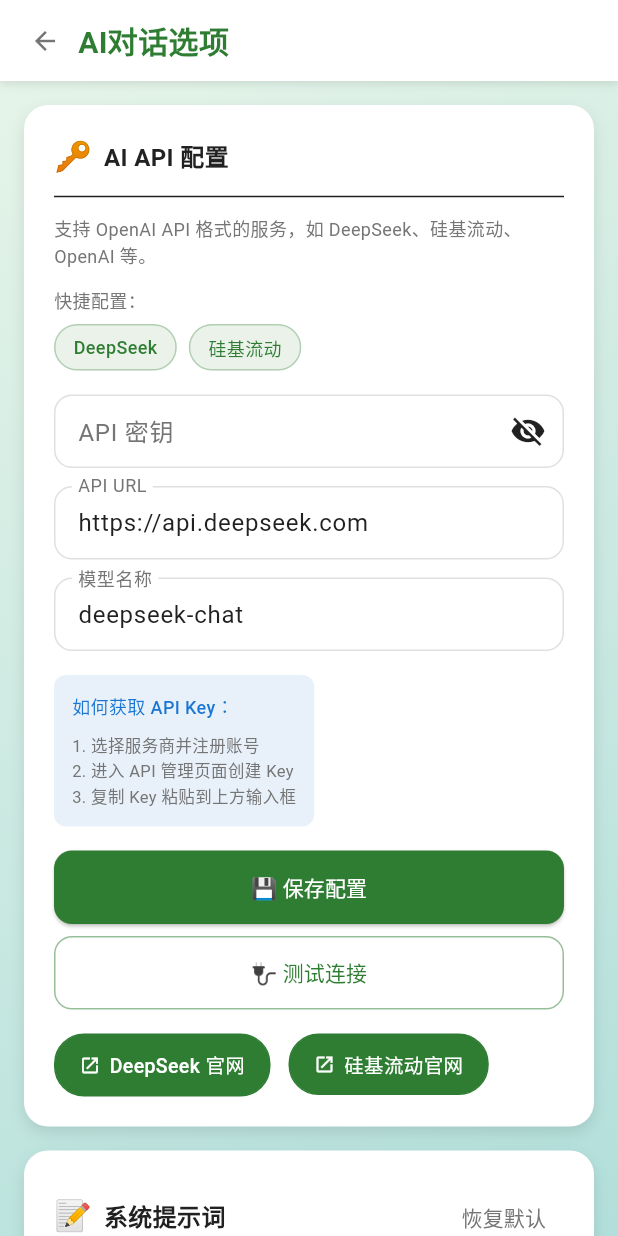
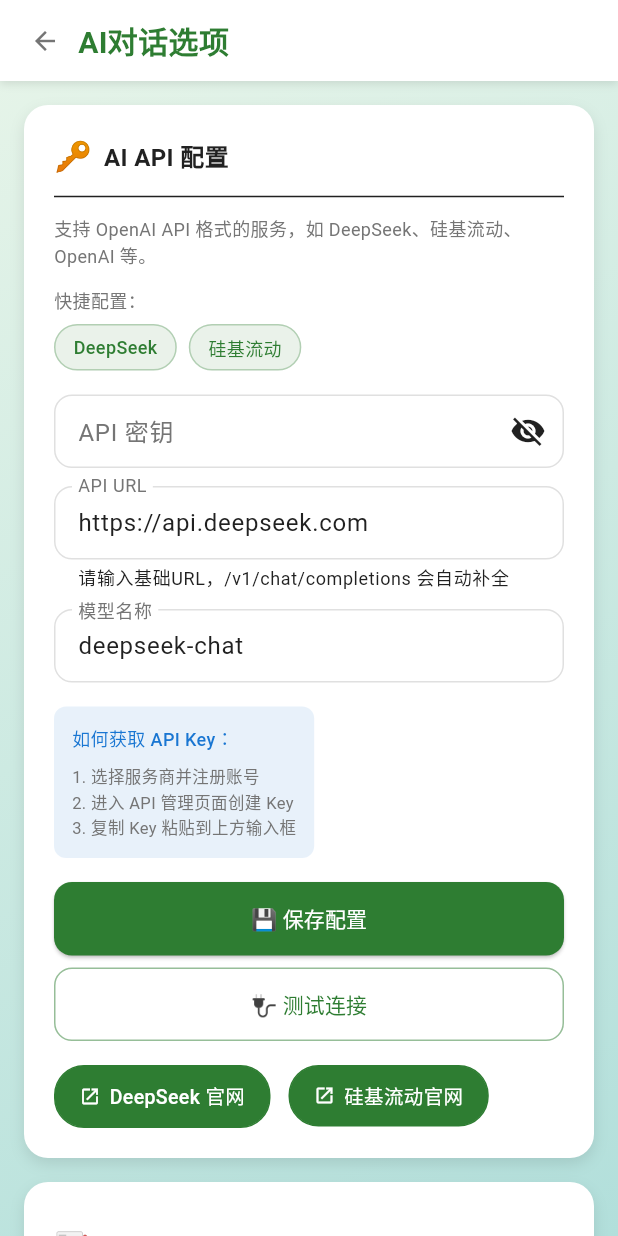
Before and after one commit to WhiteGiverMa/intestine-ASSistant, a Flutter app: the AiChatOptionsPage screen opened directly, on a phone screen of 412 x 824 dp. Run offline on Flutter 3.47's test engine with Material 3 defaults, Android fonts, the phone set to English and light mode, and no system bars; our stand-ins replace file_picker, fl_chart, flutter_markdown_plus, shared_preferences, sqflite, sqflite_common_ffi_web and 1 more; missing offline and left inert: dart:js_interop, highlight, markdown; accounts and stored records are empty.

Commit message:
v1.2.1
refactor:
- 将设置-AI对话选项-API配置中的连接和保存的结果反馈重做为弹窗形式，错误信息可复制

fix:
- 在AndroidManifest.xml中添加了INTERNET网络权限声明，现在用户配置API终于实际可用了

```diff
--- a/frontend_Flutter/lib/pages/about_page.dart
+++ b/frontend_Flutter/lib/pages/about_page.dart
@@ -7,7 +7,7 @@
 import '../widgets/app_header.dart';
 import '../utils/responsive_utils.dart';
 
-const String appVersion = '1.2.0';
+const String appVersion = '1.2.1';
 
 class AboutPage extends StatelessWidget {
   const AboutPage({super.key});
--- a/frontend_Flutter/lib/services/deepseek_service.dart
+++ b/frontend_Flutter/lib/services/deepseek_service.dart
@@ -29,6 +29,24 @@
   static ChatRequestDetails? _lastRequestDetails;
   static http.Client? _httpClient;
   static StreamSubscription? _streamSubscription;
+
+  static String _buildApiUrl(String baseUrl) {
+    var url = baseUrl.trim();
+    if (url.isEmpty) {
+      return '$_defaultBaseUrl/v1/chat/completions';
+    }
+    if (url.endsWith('/')) {
+      url = url.substring(0, url.length - 1);
+    }
+    if (url.endsWith('/chat/completions')) {
+      return url;
+    }
+    final versionPattern = RegExp(r'/v\d+$');
+    if (versionPattern.hasMatch(url)) {
+      return '$url/chat/completions';
+    }
+    return '$url/v1/chat/completions';
+  }
 
   static void cancelRequest() {
     _httpClient?.close();
@@ -109,7 +127,7 @@
 
     final response = await http
         .post(
-          Uri.parse('$apiUrl/v1/chat/completions'),
+          Uri.parse(_buildApiUrl(apiUrl)),
           headers: {
             'Content-Type': 'application/json',
             'Authorization': 'Bearer $apiKey',
@@ -179,7 +197,7 @@
       requestBody['thinking_intensity'] = thinkingIntensity;
     }
 
-    final url = '$apiUrl/v1/chat/completions';
+    final url = _buildApiUrl(apiUrl);
     final headers = {
       'Content-Type': 'application/json',
       'Authorization': 'Bearer $apiKey',
@@ -284,7 +302,7 @@
       requestBody['thinking_intensity'] = thinkingIntensity;
     }
 
-    final url = '$apiUrl/v1/chat/completions';
+    final url = _buildApiUrl(apiUrl);
     final headers = {
       'Content-Type': 'application/json',
       'Authorization': 'Bearer $apiKey',
--- a/frontend_Flutter/pubspec.yaml
+++ b/frontend_Flutter/pubspec.yaml
@@ -1,7 +1,7 @@
 name: frontend_flutter
 description: "肠胃健康助手 - Intestine ASSistant"
 publish_to: 'none'
-version: 1.2.0+6
+version: 1.2.1+7
 
 environment:
   sdk: ^3.7.0
```
Also changed, not shown: frontend_Flutter/lib/pages/ai_chat_options_page.dart (+43 -52 lines), 2 other files.
